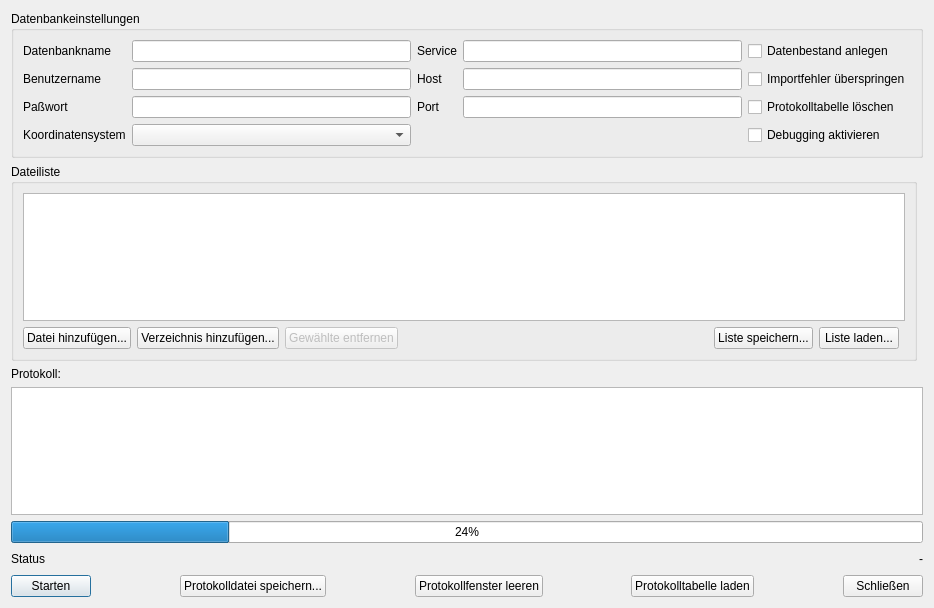
Old version of the form alkisImportDlg.ui in the repository norBIT/alkisimport.
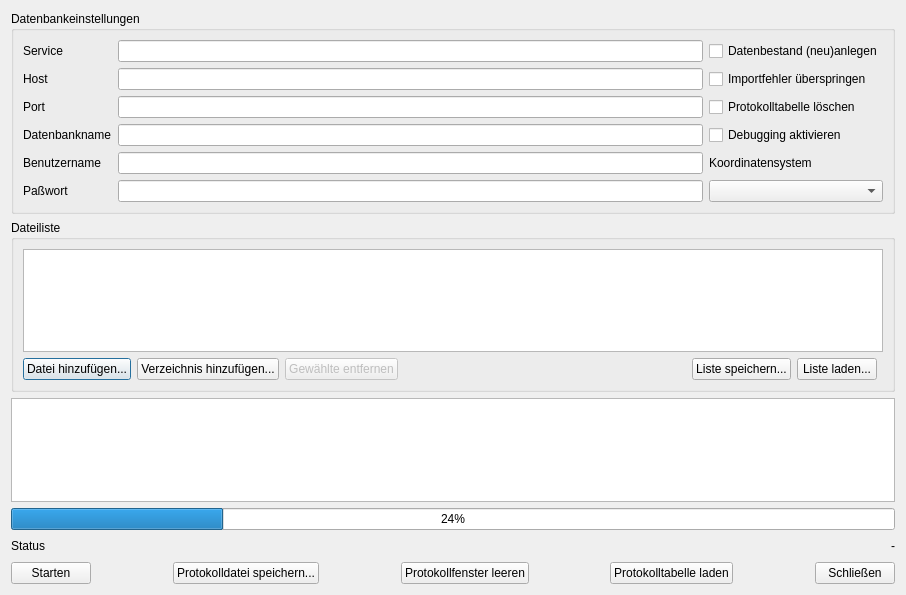
New version of the form.

What changed in the file:
```diff
--- a/alkisImportDlg.ui
+++ b/alkisImportDlg.ui
@@ -6,166 +6,21 @@
    <rect>
     <x>0</x>
     <y>0</y>
-    <width>934</width>
-    <height>608</height>
+    <width>906</width>
+    <height>595</height>
    </rect>
   </property>
   <property name="windowTitle">
    <string>ALKIS-Import</string>
   </property>
   <layout class="QGridLayout" name="gridLayout">
-   <item row="10" column="0">
-    <widget class="QLabel" name="label_4">
-     <property name="text">
-      <string>Protokoll:</string>
-     </property>
-    </widget>
-   </item>
-   <item row="11" column="0" colspan="2">
-    <widget class="QListWidget" name="lwProtocol"/>
-   </item>
-   <item row="12" column="0" colspan="2">
-    <widget class="QProgressBar" name="pbProgress">
-     <property name="value">
-      <number>24</number>
-     </property>
-    </widget>
-   </item>
-   <item row="13" column="0" colspan="2">
-    <layout class="QHBoxLayout" name="horizontalLayout_3">
-     <item>
-      <widget class="QLabel" name="leStatus">
-       <property name="text">
-        <string>Status</string>
-       </property>
-      </widget>
-     </item>
-     <item>
-      <spacer name="horizontalSpacer_3">
-       <property name="orientation">
-        <enum>Qt::Horizontal</enum>
-       </property>
-       <property name="sizeHint" stdset="0">
-        <size>
-         <width>40</width>
-         <height>20</height>
-        </size>
-       </property>
-      </spacer>
-     </item>
-     <item>
-      <widget class="QLabel" name="alive">
-       <property name="layoutDirection">
-        <enum>Qt::LeftToRight</enum>
-       </property>
-       <property name="text">
-        <string>-</string>
-       </property>
-       <property name="alignment">
-        <set>Qt::AlignRight|Qt::AlignTrailing|Qt::AlignVCenter</set>
-       </property>
-      </widget>
-     </item>
-    </layout>
-   </item>
-   <item row="15" column="0" colspan="2">
-    <layout class="QHBoxLayout" name="horizontalLayout">
-     <item>
-      <widget class="QPushButton" name="pbStart">
-       <property name="text">
-        <string>Starten</string>
-       </property>
-      </widget>
-     </item>
-     <item>
-      <spacer name="horizontalSpacer_2">
-       <property name="orientation">
-        <enum>Qt::Horizontal</enum>
-       </property>
-       <property name="sizeHint" stdset="0">
-        <size>
-         <width>40</width>
-         <height>20</height>
-        </size>
-       </property>
-      </spacer>
-     </item>
-     <item>
-      <widget class="QPushButton" name="pbSaveLog">
-       <property name="text">
-        <string>Protokolldatei speichern...</string>
-       </property>
-      </widget>
-     </item>
-     <item>
-      <spacer name="horizontalSpacer_4">
-       <property name="orientation">
-        <enum>Qt::Horizontal</enum>
-       </property>
-       <property name="sizeHint" stdset="0">
-        <size>
-         <width>40</width>
-         <height>20</height>
-        </size>
-       </property>
-      </spacer>
-     </item>
-     <item>
-      <widget class="QPushButton" name="pbClearLog">
-       <property name="text">
-        <string>Protokollfenster leeren</string>
-       </property>
-      </widget>
-     </item>
-     <item>
-      <spacer name="horizontalSpacer_6">
-       <property name="orientation">
-        <enum>Qt::Horizontal</enum>
-       </property>
-       <property name="sizeHint" stdset="0">
-        <size>
-         <width>40</width>
-         <height>20</height>
-        </size>
-       </property>
-      </spacer>
-     </item>
-     <item>
-      <widget class="QPushButton" name="pbLoadLog">
-       <property name="text">
-        <string>Protokolltabelle laden</string>
-       </property>
-      </widget>
-     </item>
-     <item>
-      <spacer name="horizontalSpacer">
-       <property name="orientation">
-        <enum>Qt::Horizontal</enum>
-       </property>
-       <property name="sizeHint" stdset="0">
-        <size>
-         <width>40</width>
-         <height>20</height>
-        </size>
-       </property>
-      </spacer>
-     </item>
-     <item>
-      <widget class="QPushButton" name="pbClose">
-       <property name="text">
-        <string>Schließen</string>
-       </property>
-      </widget>
-     </item>
-    </layout>
-   </item>
-   <item row="0" column="0" colspan="2">
+   <item row="0" column="0" rowspan="2">
     <widget class="QGroupBox" name="groupBox">
      <property name="title">
       <string>Datenbankeinstellungen</string>
      </property>
      <layout class="QGridLayout" name="gridLayout_2">
-      <item row="1" column="0">
+      <item row="5" column="0">
        <widget class="QLabel" name="label_2">
         <property name="text">
          <string>Benutzername</string>
@@ -175,7 +30,7 @@
         </property>
        </widget>
       </item>
-      <item row="0" column="0">
+      <item row="4" column="0">
        <widget class="QLabel" name="label">
         <property name="text">
          <string>Datenbankname</string>
@@ -185,20 +40,17 @@
         </property>
        </widget>
       </item>
-      <item row="1" column="1">
+      <item row="5" column="1">
        <widget class="QLineEdit" name="leUID">
         <property name="text">
          <string/>
         </property>
        </widget>
       </item>
-      <item row="0" column="3">
-       <widget class="QLineEdit" name="leSERVICE"/>
-      </item>
-      <item row="0" column="1">
+      <item row="4" column="1">
        <widget class="QLineEdit" name="leDBNAME"/>
       </item>
-      <item row="1" column="2">
+      <item row="2" column="0">
        <widget class="QLabel" name="label_7">
         <property name="text">
          <string>Host</string>
@@ -208,14 +60,7 @@
         </property>
        </widget>
       </item>
-      <item row="1" column="3">
-       <widget class="QLineEdit" name="leHOST">
-        <property name="text">
-         <string/>
-        </property>
-       </widget>
-      </item>
-      <item row="0" column="2">
+      <item row="1" column="0">
        <widget class="QLabel" name="label_6">
         <property name="text">
          <string>Service</string>
@@ -225,17 +70,7 @@
         </property>
        </widget>
       </item>
-      <item row="5" column="2">
-       <widget class="QLabel" name="label_8">
-        <property name="text">
-         <string>Port</string>
-        </property>
-        <property name="buddy">
-         <cstring>leDBNAME</cstring>
-        </property>
-       </widget>
-      </item>
-      <item row="5" column="0">
+      <item row="7" column="0">
        <widget class="QLabel" name="label_3">
         <property name="text">
          <string>Paßwort</string>
@@ -245,17 +80,17 @@
         </property>
        </widget>
       </item>
-      <item row="5" column="1">
-       <widget class="QLineEdit" name="lePWD">
+      <item row="3" column="0">
+       <widget class="QLabel" name="label_8">
         <property name="text">
-         <string/>
+         <string>Port</string>
         </property>
-        <property name="echoMode">
-         <enum>QLineEdit::Password</enum>
+        <property name="buddy">
+         <cstring>lePORT</cstring>
         </property>
        </widget>
       </item>
-      <item row="5" column="3">
+      <item row="3" column="1">
        <widget class="QLineEdit" name="lePORT">
         <property name="inputMask">
          <string>99999; </string>
@@ -265,48 +100,68 @@
         </property>
        </widget>
       </item>
-      <item row="1" column="4">
-       <widget class="QCheckBox" name="cbxSkipFailures">
-        <property name="text">
-         <string>Importfehler überspringen</string>
-        </property>
-       </widget>
-      </item>
-      <item row="0" column="4">
-       <widget class="QCheckBox" name="cbxCreate">
-        <property name="text">
-         <string>Datenbestand anlegen</string>
-        </property>
-       </widget>
-      </item>
       <item row="7" column="1">
-       <widget class="QComboBox" name="cbEPSG"/>
+       <widget class="QLineEdit" name="lePWD">
+        <property name="text">
+         <string/>
+        </property>
+        <property name="echoMode">
+         <enum>QLineEdit::Password</enum>
+        </property>
+       </widget>
       </item>
-      <item row="7" column="0">
+      <item row="1" column="1">
+       <widget class="QLineEdit" name="leSERVICE"/>
+      </item>
+      <item row="2" column="1">
+       <widget class="QLineEdit" name="leHOST">
+        <property name="text">
+         <string/>
+        </property>
+       </widget>
+      </item>
+      <item row="5" column="4">
        <widget class="QLabel" name="label_5">
         <property name="text">
          <string>Koordinatensystem</string>
         </property>
        </widget>
       </item>
-      <item row="7" column="4">
+      <item row="4" column="4">
        <widget class="QCheckBox" name="cbxDebug">
         <property name="text">
          <string>Debugging aktivieren</string>
         </property>
        </widget>
       </item>
-      <item row="5" column="4">
+      <item row="1" column="4">
+       <widget class="QCheckBox" name="cbxCreate">
+        <property name="text">
+         <string>Datenbestand (neu)anlegen</string>
+        </property>
+       </widget>
+      </item>
+      <item row="2" column="4">
+       <widget class="QCheckBox" name="cbxSkipFailures">
+        <property name="text">
+         <string>Importfehler überspringen</string>
+        </property>
+       </widget>
+      </item>
+      <item row="3" column="4">
        <widget class="QCheckBox" name="cbxClearProtocol">
         <property name="text">
          <string>Protokolltabelle löschen</string>
         </property>
        </widget>
       </item>
+      <item row="7" column="4">
+       <widget class="QComboBox" name="cbEPSG"/>
+      </item>
      </layout>
     </widget>
    </item>
-   <item row="1" column="0">
+   <item row="3" column="0">
     <widget class="QGroupBox" name="groupBox_2">
      <property name="title">
       <string>Dateiliste</string>
@@ -377,6 +232,144 @@
      </layout>
     </widget>
    </item>
+   <item row="12" column="0">
+    <widget class="QListWidget" name="lwProtocol"/>
+   </item>
+   <item row="13" column="0">
+    <widget class="QProgressBar" name="pbProgress">
+     <property name="value">
+      <number>24</number>
+     </property>
+    </widget>
+   </item>
+   <item row="14" column="0">
+    <layout class="QHBoxLayout" name="horizontalLayout_3">
+     <item>
+      <widget class="QLabel" name="leStatus">
+       <property name="text">
+        <string>Status</string>
+       </property>
+      </widget>
+     </item>
+     <item>
+      <spacer name="horizontalSpacer_3">
+       <property name="orientation">
+        <enum>Qt::Horizontal</enum>
+       </property>
+       <property name="sizeHint" stdset="0">
+        <size>
+         <width>40</width>
+         <height>20</height>
+        </size>
+       </property>
+      </spacer>
+     </item>
+     <item>
+      <widget class="QLabel" name="alive">
+       <property name="layoutDirection">
+        <enum>Qt::LeftToRight</enum>
+       </property>
+       <property name="text">
+        <string>-</string>
+       </property>
+       <property name="alignment">
+        <set>Qt::AlignRight|Qt::AlignTrailing|Qt::AlignVCenter</set>
+       </property>
+      </widget>
+     </item>
+    </layout>
+   </item>
+   <item row="16" column="0">
+    <layout class="QHBoxLayout" name="horizontalLayout">
+     <item>
+      <widget class="QPushButton" name="pbStart">
+       <property name="text">
+        <string>Starten</string>
+       </property>
+      </widget>
+     </item>
+     <item>
+      <spacer name="horizontalSpacer_2">
+       <property name="orientation">
+        <enum>Qt::Horizontal</enum>
+       </property>
+       <property name="sizeHint" stdset="0">
+        <size>
+         <width>40</width>
+         <height>20</height>
+        </size>
+       </property>
+      </spacer>
+     </item>
+     <item>
+      <widget class="QPushButton" name="pbSaveLog">
+       <property name="text">
+        <string>Protokolldatei speichern...</string>
+       </property>
+      </widget>
+     </item>
+     <item>
+      <spacer name="horizontalSpacer_4">
+       <property name="orientation">
+        <enum>Qt::Horizontal</enum>
+       </property>
+       <property name="sizeHint" stdset="0">
+        <size>
+         <width>40</width>
+         <height>20</height>
+        </size>
+       </property>
+      </spacer>
+     </item>
+     <item>
+      <widget class="QPushButton" name="pbClearLog">
+       <property name="text">
+        <string>Protokollfenster leeren</string>
+       </property>
+      </widget>
+     </item>
+     <item>
+      <spacer name="horizontalSpacer_6">
+       <property name="orientation">
+        <enum>Qt::Horizontal</enum>
+       </property>
+       <property name="sizeHint" stdset="0">
+        <size>
+         <width>40</width>
+         <height>20</height>
+        </size>
+       </property>
+      </spacer>
+     </item>
+     <item>
+      <widget class="QPushButton" name="pbLoadLog">
+       <property name="text">
+        <string>Protokolltabelle laden</string>
+       </property>
+      </widget>
+     </item>
+     <item>
+      <spacer name="horizontalSpacer">
+       <property name="orientation">
+        <enum>Qt::Horizontal</enum>
+       </property>
+       <property name="sizeHint" stdset="0">
+        <size>
+         <width>40</width>
+         <height>20</height>
+        </size>
+       </property>
+      </spacer>
+     </item>
+     <item>
+      <widget class="QPushButton" name="pbClose">
+       <property name="text">
+        <string>Schließen</string>
+       </property>
+      </widget>
+     </item>
+    </layout>
+   </item>
   </layout>
  </widget>
  <tabstops>
```
Left out of the diff: 11 changed lines with no effect on the pictures.
